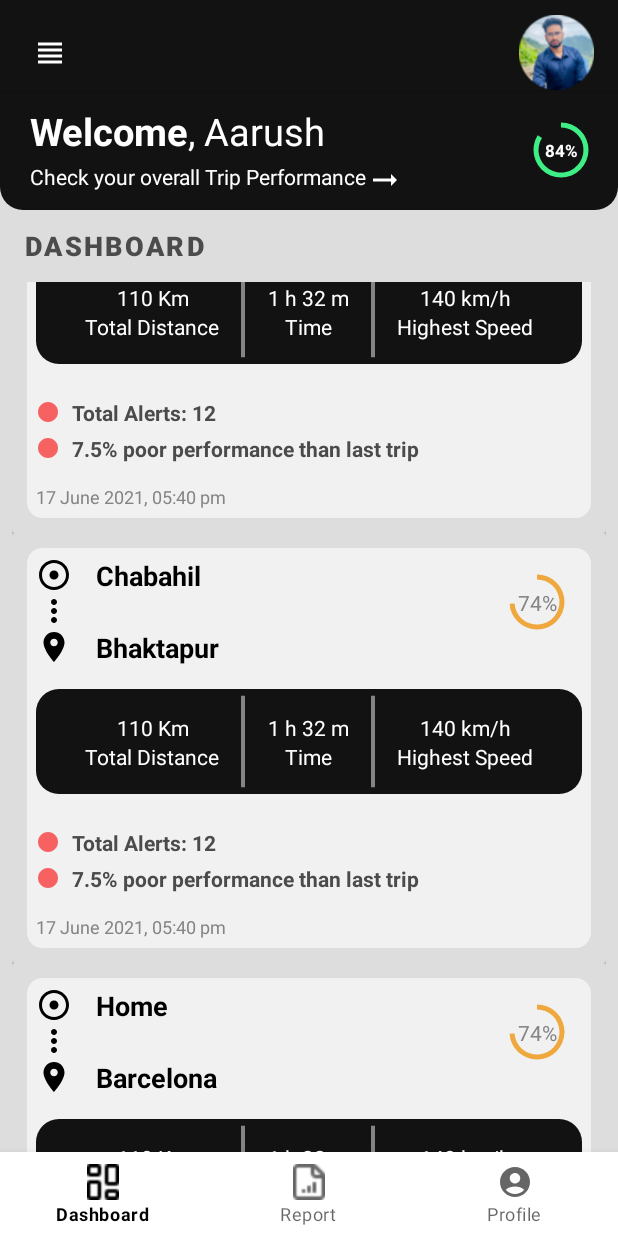
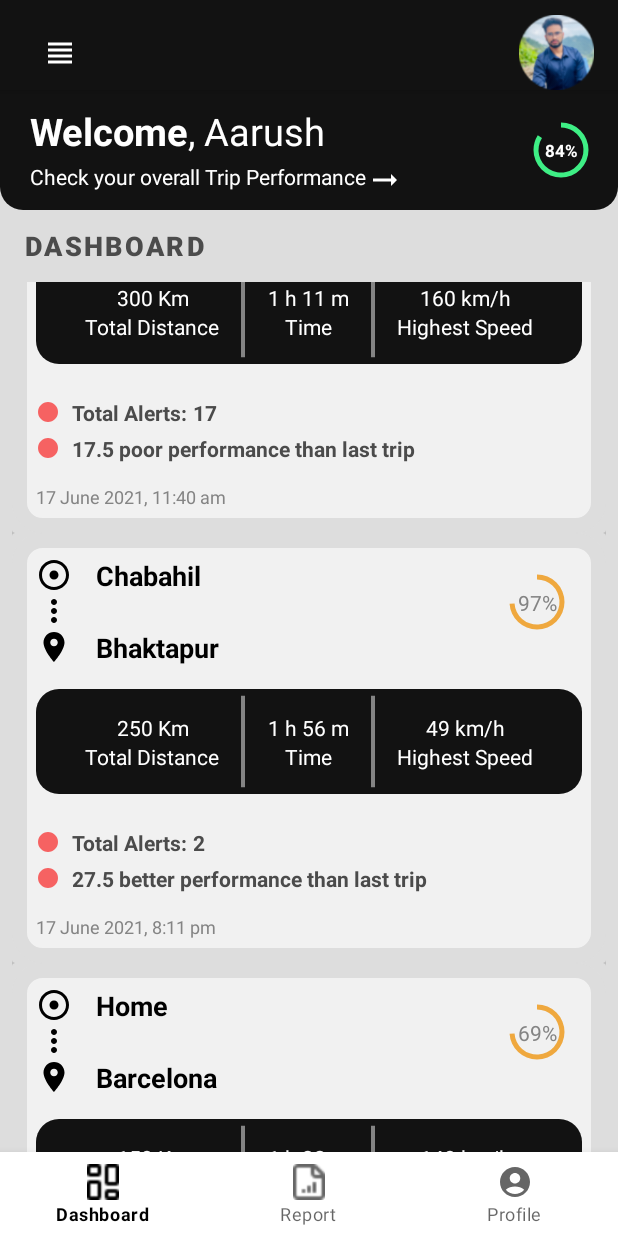
Before and after one commit to aaruzzz/DriveSafe, an Android app: the SecondFragment screen opened through its navigation route, scrolled down 406 dp, on a phone screen of 412 x 824 dp. Run offline under Robolectric (Android 15) with nearby library versions, the phone set to English and light mode, and no system bars; our stand-ins replace navigation-ui.

Commit message:
RecyclerView implemented properly plus better UI.

```diff
--- a/app/src/main/java/com/example/drivesafe/Item.java
+++ b/app/src/main/java/com/example/drivesafe/Item.java
@@ -3,10 +3,29 @@ package com.example.drivesafe;
 public class Item {
     String addr1;
     String addr2;
+    String card_percentage;
 
-    public Item(String addr1, String addr2) {
+    String card_distance_in_km;
+    String card_time;
+    String card_highest_speed;
+    String card_total_alert;
+    String card_performance_percent;
+    String card_performance_status;
+    String card_date_and_time;
+
+
+
+    public Item(String addr1, String addr2, String card_percentage,String card_distance_in_km, String card_time, String card_highest_speed, String card_total_alert,  String card_performance_percent, String card_performance_status, String card_date_and_time) {
         this.addr1 = addr1;
         this.addr2 = addr2;
+        this.card_percentage = card_percentage;
+        this.card_distance_in_km = card_distance_in_km;
+        this.card_time = card_time;
+        this.card_highest_speed = card_highest_speed;
+        this.card_total_alert = card_total_alert;
+        this.card_performance_percent = card_performance_percent;
+        this.card_performance_status = card_performance_status;
+        this.card_date_and_time = card_date_and_time;
     }
 
     public String getAddr1() {
@@ -24,4 +43,70 @@ public class Item {
     public void setAddr2(String addr2) {
         this.addr2 = addr2;
     }
+
+
+    public String getPercentage() {
+        return card_percentage;
+    }
+    public void setPercentage(String card_percentage) {
+        this.card_time = card_percentage;
+    }
+
+
+    public String getTotalDistance() {
+        return card_distance_in_km;
+    }
+
+    public void setTotalDistance(String card_distance_in_km) {
+        this.card_distance_in_km = card_distance_in_km;
+    }
+
+    public String getTotalTime() {
+        return card_time;
+    }
+    public void setTotalTime(String card_time) {
+        this.card_time = card_time;
+    }
+
+    public String getHighestSpeed() {
+        return card_highest_speed;
+    }
+    public void setHighestSpeed(String card_time) {
+        this.card_highest_speed = card_highest_speed;
+    }
+
+    public String getTotalAlerts() {
+        return card_total_alert;
+    }
+    public void setTotalAlerts(String card_total_alert) {
+        this.card_time = card_total_alert;
+    }
+
+
+    public String getPerformancePercentage() {
+        return card_performance_percent;
+    }
+    public void setPerformancePercentage(String percentage) {
+        this.card_performance_percent = percentage;
+    }
+
+
+    public String getPerformanceStatus() {
+        return card_performance_status;
+    }
+    public void setPerformanceStatus(String card_performance_status) {
+        this.card_time = Item.this.card_performance_status;
+    }
+
+
+    public String getDateandTime() {
+        return card_date_and_time;
+    }
+    public void setDateandTime(String card_date_and_time) {
+        this.card_time = Item.this.card_date_and_time;
+    }
+
+
+
+
 }
--- a/app/src/main/java/com/example/drivesafe/MyAdapter.java
+++ b/app/src/main/java/com/example/drivesafe/MyAdapter.java
@@ -29,6 +29,14 @@ public class MyAdapter extends RecyclerView.Adapter<MyViewHolder> {
     public void onBindViewHolder(@NonNull MyViewHolder holder, int position) {
         holder.addr1View.setText(items.get(position).getAddr1());
         holder.addr2View.setText(items.get(position).getAddr2());
+        holder.percentage_View.setText(items.get(position).getPercentage());
+        holder.total_distance_View.setText(items.get(position).getTotalDistance());
+        holder.total_time_View.setText(items.get(position).getTotalTime());
+        holder.highest_speed_View.setText(items.get(position).getHighestSpeed());
+        holder.total_alerts_View.setText(items.get(position).getTotalAlerts());
+        holder.performance_percentage_View.setText(items.get(position).getPerformancePercentage());
+        holder.performance_status_View.setText(items.get(position).getPerformanceStatus());
+        holder.date_and_time_View.setText(items.get(position).getDateandTime());
     }
 
     @Override
--- a/app/src/main/java/com/example/drivesafe/MyViewHolder.java
+++ b/app/src/main/java/com/example/drivesafe/MyViewHolder.java
@@ -1,17 +1,28 @@
 package com.example.drivesafe;
 
 import android.view.View;
+import android.widget.ImageView;
 import android.widget.TextView;
 
 import androidx.annotation.NonNull;
 import androidx.recyclerview.widget.RecyclerView;
 
 public class MyViewHolder extends RecyclerView.ViewHolder {
-    TextView addr1View, addr2View;
+    TextView addr1View, addr2View, percentage_View, total_distance_View, total_time_View, highest_speed_View, total_alerts_View, performance_percentage_View, performance_status_View, date_and_time_View;
+//    ImageView drawableView;
 
     public MyViewHolder(@NonNull View itemView) {
         super(itemView);
         addr1View = itemView.findViewById(R.id.addr1);
         addr2View = itemView.findViewById(R.id.addr2);
+        percentage_View = itemView.findViewById(R.id.card_percentage);
+        total_distance_View = itemView.findViewById(R.id.card_distance_in_km);
+        total_time_View = itemView.findViewById(R.id.card_time);
+        highest_speed_View = itemView.findViewById(R.id.card_highest_speed);
+        total_alerts_View = itemView.findViewById(R.id.card_total_alert);
+        performance_percentage_View = itemView.findViewById(R.id.card_performance_percent);
+        performance_status_View = itemView.findViewById(R.id.card_performance_status);
+        date_and_time_View = itemView.findViewById(R.id.card_date_and_time);
+//        drawableView = itemView.findViewById(R.id.progressbar2);
     }
 }
--- a/app/src/main/java/com/example/drivesafe/SecondFragment.java
+++ b/app/src/main/java/com/example/drivesafe/SecondFragment.java
@@ -7,10 +7,7 @@ import android.view.ViewGroup;
 
 import androidx.annotation.NonNull;
 import androidx.fragment.app.Fragment;
-import androidx.fragment.app.FragmentManager;
-import androidx.fragment.app.FragmentTransaction;
 import androidx.navigation.fragment.NavHostFragment;
-import androidx.recyclerview.widget.GridLayoutManager;
 import androidx.recyclerview.widget.LinearLayoutManager;
 import androidx.recyclerview.widget.RecyclerView;
 
@@ -36,10 +33,10 @@ public class SecondFragment extends Fragment {
 
         List<Item> items = new ArrayList<Item>();
 
-        items.add(new Item("Home", "Barcelona"));
-        items.add(new Item("Kathmandu", "London"));
-        items.add(new Item("Chabahil", "Bhaktapur"));
-        items.add(new Item("Home", "Barcelona"));
+        items.add(new Item("Home", "Barcelona", "71%", "200 Km", "1 h 32 m", "140 km/h", "12", "7.5"," poor", "17 June 2021, 05:40 pm"));
+        items.add(new Item("Kathmandu", "London", "18%","300 Km", "1 h 11 m", "160 km/h", "17", "17.5"," poor", "17 June 2021, 11:40 am"));
+        items.add(new Item("Chabahil", "Bhaktapur", "97%","250 Km", "1 h 56 m", "49 km/h", "2", "27.5"," better", "17 June 2021, 8:11 pm"));
+        items.add(new Item("Home", "Barcelona", "69%","150 Km", "1 h 32 m", "140 km/h", "12", "7.5"," poor", "17 June 2021, 05:40 pm"));
 
 
 
--- /dev/null
+++ b/app/src/main/res/drawable/baseline_arrow_back_24.xml
@@ -0,0 +1,5 @@
+<vector android:autoMirrored="true" android:height="24dp"
+    android:tint="#FFFFFF" android:viewportHeight="24"
+    android:viewportWidth="24" android:width="24dp" xmlns:android="http://schemas.android.com/apk/res/android">
+    <path android:fillColor="@android:color/white" android:pathData="M20,11H7.83l5.59,-5.59L12,4l-8,8 8,8 1.41,-1.41L7.83,13H20v-2z"/>
+</vector>
--- a/app/src/main/res/layout/cardview.xml
+++ b/app/src/main/res/layout/cardview.xml
@@ -70,7 +70,7 @@
             app:layout_constraintTop_toTopOf="parent">
 
             <ProgressBar
-                android:id="@+id/progressbar1"
+                android:id="@+id/progressbar2"
                 style="?android:attr/progressBarStyleHorizontal"
                 android:layout_width="60dp"
                 android:layout_height="60dp"
@@ -82,6 +82,7 @@
                 app:layout_constraintTop_toTopOf="parent" />
 
             <TextView
+                android:id="@+id/card_percentage"
                 android:layout_width="wrap_content"
                 android:layout_height="wrap_content"
                 android:text="74%"
@@ -113,6 +114,7 @@
                 app:layout_constraintTop_toTopOf="parent">
 
                 <TextView
+                    android:id="@+id/card_distance_in_km"
                     android:layout_width="match_parent"
                     android:layout_height="wrap_content"
                     android:gravity="center"
@@ -149,6 +151,7 @@
                 app:layout_constraintTop_toTopOf="parent">
 
                 <TextView
+                    android:id="@+id/card_time"
                     android:layout_width="wrap_content"
                     android:layout_height="wrap_content"
                     android:text="1 h 32 m"
@@ -188,6 +191,7 @@
                 app:layout_constraintTop_toTopOf="parent">
 
                 <TextView
+                    android:id="@+id/card_highest_speed"
                     android:layout_width="match_parent"
                     android:layout_height="wrap_content"
                     android:gravity="center"
@@ -217,15 +221,27 @@
             app:layout_constraintTop_toBottomOf="@id/container_with_curved_edges" />
 
         <TextView
+            android:id="@+id/total_alert_text"
             android:layout_width="wrap_content"
             android:layout_height="wrap_content"
             android:layout_marginStart="8dp"
-            android:text="Total Alerts: 12"
+            android:text="Total Alerts: "
             android:textColor="@color/total_alerts_text_colour"
             android:textStyle="bold"
             app:layout_constraintBottom_toBottomOf="@id/dot1"
             app:layout_constraintStart_toEndOf="@id/dot1"
             app:layout_constraintTop_toTopOf="@id/dot1" />
+
+        <TextView
+            android:id="@+id/card_total_alert"
+            android:layout_width="wrap_content"
+            android:layout_height="wrap_content"
+            android:text="12"
+            android:textColor="@color/total_alerts_text_colour"
+            android:textStyle="bold"
+            app:layout_constraintBottom_toBottomOf="@id/total_alert_text"
+            app:layout_constraintStart_toEndOf="@id/total_alert_text"
+            app:layout_constraintTop_toTopOf="@id/total_alert_text" />
 
         <ImageView
             android:id="@+id/dot2"
@@ -237,17 +253,40 @@
             app:layout_constraintTop_toBottomOf="@id/dot1" />
 
         <TextView
+            android:id="@+id/card_performance_percent"
             android:layout_width="wrap_content"
             android:layout_height="wrap_content"
             android:layout_marginStart="8dp"
             android:textColor="@color/total_alerts_text_colour"
-            android:text="7.5% poor performance than last trip"
+            android:text="7.5%"
             android:textStyle="bold"
             app:layout_constraintBottom_toBottomOf="@id/dot2"
             app:layout_constraintStart_toEndOf="@id/dot2"
             app:layout_constraintTop_toTopOf="@id/dot2" />
 
         <TextView
+            android:id="@+id/card_performance_status"
+            android:layout_width="wrap_content"
+            android:layout_height="wrap_content"
+            android:textColor="@color/total_alerts_text_colour"
+            android:text=" poor"
+            android:textStyle="bold"
+            app:layout_constraintBottom_toBottomOf="@id/card_performance_percent"
+            app:layout_constraintStart_toEndOf="@id/card_performance_percent"
+            app:layout_constraintTop_toTopOf="@id/card_performance_percent" />
+
+        <TextView
+            android:layout_width="wrap_content"
+            android:layout_height="wrap_content"
+            android:textColor="@color/total_alerts_text_colour"
+            android:text=" performance than last trip"
+            android:textStyle="bold"
+            app:layout_constraintBottom_toBottomOf="@id/card_performance_status"
+            app:layout_constraintStart_toEndOf="@id/card_performance_status"
+            app:layout_constraintTop_toTopOf="@id/card_performance_status" />
+
+        <TextView
+            android:id="@+id/card_date_and_time"
             android:layout_width="wrap_content"
             android:layout_height="wrap_content"
             android:text="17 June 2021, 05:40 pm"
--- a/app/src/main/res/layout/fragment_profile.xml
+++ b/app/src/main/res/layout/fragment_profile.xml
@@ -28,9 +28,9 @@
             android:id="@+id/profileFragmentButton"
             android:layout_width="wrap_content"
             android:layout_height="wrap_content"
-            android:src="@drawable/baseline_arrow_right_alt_24"
+            android:src="@drawable/baseline_arrow_back_24"
+            android:contentDescription="Back arrow"
             android:background="@color/black"
-            android:rotation="180"
             />
 
 
--- a/app/src/main/res/layout/fragment_report.xml
+++ b/app/src/main/res/layout/fragment_report.xml
@@ -28,9 +28,8 @@
             android:id="@+id/reportFragmentButton"
             android:layout_width="wrap_content"
             android:layout_height="wrap_content"
-            android:src="@drawable/baseline_arrow_right_alt_24"
+            android:src="@drawable/baseline_arrow_back_24"
             android:background="@color/black"
-            android:rotation="180"
             />
 
 
--- a/app/src/main/res/layout/fragment_second.xml
+++ b/app/src/main/res/layout/fragment_second.xml
@@ -44,8 +44,8 @@
 
             <ImageButton
                 android:id="@+id/menubar"
-                android:layout_width="wrap_content"
-                android:layout_height="wrap_content"
+                android:layout_width="48dp"
+                android:layout_height="48dp"
                 android:padding="5dp"
                 android:contentDescription="@string/menuicon"
                 android:src="@drawable/baseline_view_headline_24"
@@ -172,6 +172,7 @@
         android:layout_height="0dp"
         android:background="@color/background_kinda_grey"
         android:paddingHorizontal="8dp"
+        android:overScrollMode="never"
         app:layout_constraintBottom_toTopOf="@+id/bottomtoolbar"
         app:layout_constraintEnd_toStartOf="@id/rightguideline"
         app:layout_constraintStart_toEndOf="@id/leftguideline"
```
